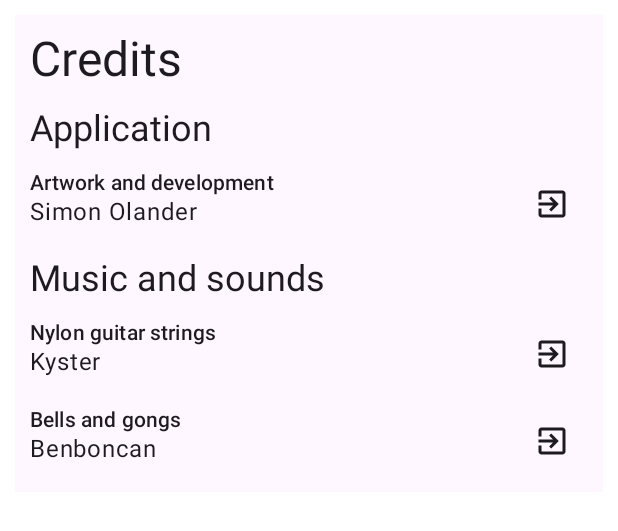
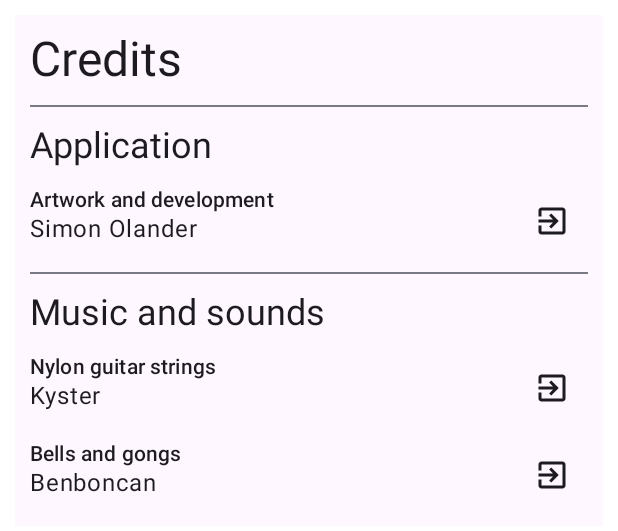
Before and after one commit to simonolander/horloge, an Android app built with Jetpack Compose: the @Preview function CreditsDestinationPreview, on a phone screen of 412 x 824 dp. Shown: the top 531 px of the screen. Run offline under Robolectric (Android 15) with nearby library versions, the phone set to English and light mode, and no system bars.

```diff
--- a/app/src/main/java/org/simonolander/horloge/ui/destination/CreditsDestination.kt
+++ b/app/src/main/java/org/simonolander/horloge/ui/destination/CreditsDestination.kt
@@ -9,6 +9,7 @@ import androidx.compose.foundation.rememberScrollState
 import androidx.compose.foundation.verticalScroll
 import androidx.compose.material.icons.Icons
 import androidx.compose.material.icons.filled.ExitToApp
+import androidx.compose.material3.Divider
 import androidx.compose.material3.Icon
 import androidx.compose.material3.IconButton
 import androidx.compose.material3.MaterialTheme
@@ -32,6 +33,7 @@ fun CreditsDestination() {
         verticalArrangement = Arrangement.spacedBy(10.dp),
     ) {
         Text(text = "Credits", style = MaterialTheme.typography.headlineLarge)
+        Divider()
         Text(text = "Application", style = MaterialTheme.typography.headlineSmall)
         Row(Modifier.fillMaxWidth(), horizontalArrangement = Arrangement.SpaceBetween) {
             Column {
@@ -45,6 +47,7 @@ fun CreditsDestination() {
                 )
             }
         }
+        Divider()
         Text(text = "Music and sounds", style = MaterialTheme.typography.headlineSmall)
         Row(Modifier.fillMaxWidth(), horizontalArrangement = Arrangement.SpaceBetween) {
             Column {
--- a/app/src/main/java/org/simonolander/horloge/ui/theme/Color.kt
+++ b/app/src/main/java/org/simonolander/horloge/ui/theme/Color.kt
@@ -2,10 +2,14 @@ package org.simonolander.horloge.ui.theme
 
 import androidx.compose.ui.graphics.Color
 
-val Purple80 = Color(0xFFD0BCFF)
-val PurpleGrey80 = Color(0xFFCCC2DC)
-val Pink80 = Color(0xFFEFB8C8)
+val Purple80 = Color(0xFFFF0000)
+val PurpleGrey80 = Color(0xFFFF0000)
+val Pink80 = Color(0xFFFF0000)
 
 val Purple40 = Color(0xFF6650a4)
-val PurpleGrey40 = Color(0xFF625b71)
-val Pink40 = Color(0xFF7D5260)
+val PurpleGrey40 = Color(0xFFFF0000)
+val Pink40 = Color(0xFFFF0000)
+
+val OrangeDark = Color(0xFFDB900F)
+val OrangeHorloge = Color(0xFFFEA711)
+val OrangeNeutral = Color(0xFFF6EDE4)
--- a/app/src/main/java/org/simonolander/horloge/ui/theme/Theme.kt
+++ b/app/src/main/java/org/simonolander/horloge/ui/theme/Theme.kt
@@ -10,6 +10,7 @@ import androidx.compose.material3.dynamicLightColorScheme
 import androidx.compose.material3.lightColorScheme
 import androidx.compose.runtime.Composable
 import androidx.compose.runtime.SideEffect
+import androidx.compose.ui.graphics.Color
 import androidx.compose.ui.graphics.toArgb
 import androidx.compose.ui.platform.LocalContext
 import androidx.compose.ui.platform.LocalView
@@ -22,9 +23,10 @@ private val DarkColorScheme = darkColorScheme(
 )
 
 private val LightColorScheme = lightColorScheme(
-    primary = Purple40,
+    primary = OrangeDark,
     secondary = PurpleGrey40,
-    tertiary = Pink40
+    tertiary = Pink40,
+    surfaceVariant = OrangeNeutral,
 
     /* Other default colors to override
     background = Color(0xFFFFFBFE),
--- a/app/src/main/res/values/colors.xml
+++ b/app/src/main/res/values/colors.xml
@@ -7,4 +7,5 @@
     <color name="teal_700">#FF018786</color>
     <color name="black">#FF000000</color>
     <color name="white">#FFFFFFFF</color>
+    <color name="orange_horloge">#FFFEA711</color>
 </resources>
```
Also changed, not shown: app/src/main/java/org/simonolander/horloge/HorlogeService.kt (+39 -23 lines), app/src/main/res/mipmap-hdpi/ic_launcher_no_background.png (added), app/src/main/res/mipmap-hdpi/ic_launcher_white_no_background.png (added).
